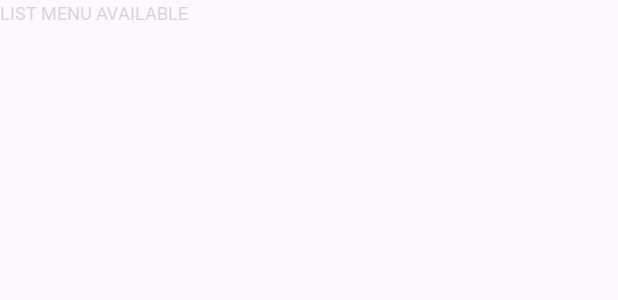
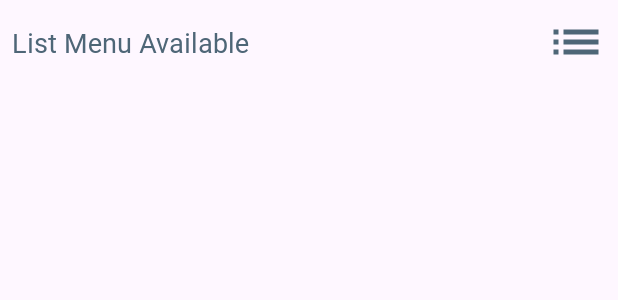
Before and after one commit to Novejira/24001084-km6-nov-challenge2-ch2, an Android app: the layout text_listmenu.xml on its own in the app's theme, with its tools: preview values and no code run, on a phone screen of 412 x 824 dp. Shown: the top 300 px of the screen. Run offline under Robolectric (Android 15) with nearby library versions, the phone set to English and light mode, and no system bars.

Commit message:
finishing update feature text list menu

```diff
--- /dev/null
+++ b/app/src/main/res/drawable/ic_list.xml
@@ -0,0 +1,5 @@
+<vector android:autoMirrored="true" android:height="24dp"
+    android:tint="#4E6677" android:viewportHeight="24"
+    android:viewportWidth="24" android:width="24dp" xmlns:android="http://schemas.android.com/apk/res/android">
+    <path android:fillColor="@android:color/white" android:pathData="M3,13h2v-2L3,11v2zM3,17h2v-2L3,15v2zM3,9h2L5,7L3,7v2zM7,13h14v-2L7,11v2zM7,17h14v-2L7,15v2zM7,7v2h14L21,7L7,7z"/>
+</vector>
--- a/app/src/main/res/layout/activity_main.xml
+++ b/app/src/main/res/layout/activity_main.xml
@@ -46,15 +46,15 @@
         app:layoutManager="androidx.recyclerview.widget.LinearLayoutManager"
         app:layout_constraintTop_toBottomOf="@id/searchbar"
         tools:listitem="@layout/item_category" />
+
     <include
         android:id="@+id/text_listmenu"
         layout="@layout/text_listmenu"
+        android:layout_margin="8dp"
         android:layout_width="match_parent"
-        android:layout_height="20dp"
-        android:layout_margin="8dp"
-        app:layout_constraintEnd_toEndOf="parent"
-        app:layout_constraintStart_toStartOf="parent"
-        app:layout_constraintTop_toBottomOf="@+id/rv_category"/>
+        android:layout_height="wrap_content"
+        app:layout_constraintTop_toBottomOf="@id/rv_category"
+        />
 
     <androidx.recyclerview.widget.RecyclerView
         android:id="@+id/rv_catalog"
--- a/app/src/main/res/layout/text_listmenu.xml
+++ b/app/src/main/res/layout/text_listmenu.xml
@@ -1,18 +1,41 @@
 <?xml version="1.0" encoding="utf-8"?>
 <androidx.constraintlayout.widget.ConstraintLayout xmlns:android="http://schemas.android.com/apk/res/android"
+    xmlns:app="http://schemas.android.com/apk/res-auto"
+    xmlns:tools="http://schemas.android.com/tools"
     android:layout_width="match_parent"
-    android:layout_height="match_parent"
-    xmlns:tools="http://schemas.android.com/tools">
+    android:layout_height="wrap_content">
 
-    <TextView
-        android:id="@+id/tv_greeting"
-        android:layout_width="0dp"
+    <androidx.constraintlayout.widget.ConstraintLayout
+        android:id="@+id/layout_toolbar"
+        android:layout_width="match_parent"
         android:layout_height="wrap_content"
-        android:ellipsize="end"
-        android:maxLines="1"
-        android:text="@string/text_list_menu_available"
-        android:textColor="@color/orange"
-        android:textSize="12sp"
-        tools:ignore="MissingConstraints" />
+        android:padding="8dp"
+        app:layout_constraintTop_toTopOf="parent">
+
+
+        <TextView
+            android:id="@+id/tv_name"
+            android:layout_width="0dp"
+            android:layout_height="wrap_content"
+            android:ellipsize="end"
+            android:maxLines="1"
+            android:text="@string/text_list_menu_available"
+            android:textColor="@color/blue"
+            android:textSize="18sp"
+            app:layout_constraintBottom_toBottomOf="parent"
+            app:layout_constraintEnd_toStartOf="@id/iv_profile"
+            app:layout_constraintStart_toStartOf="parent"
+            app:layout_constraintTop_toTopOf="parent"/>
+
+        <ImageView
+            android:id="@+id/iv_profile"
+            android:layout_width="40dp"
+            android:layout_height="40dp"
+            android:src="@drawable/ic_list"
+            app:layout_constraintEnd_toEndOf="parent"
+            app:layout_constraintTop_toTopOf="parent" />
+
+
+    </androidx.constraintlayout.widget.ConstraintLayout>
 
 </androidx.constraintlayout.widget.ConstraintLayout>
--- a/app/src/main/res/values/strings.xml
+++ b/app/src/main/res/values/strings.xml
@@ -3,6 +3,6 @@
     <string name="text_name">Home</string>
     <string name="text_title_banner">Diskon 100%</string>
     <string name="text_desc_banner">If you are Swifties ...</string>
-    <string name="text_list_menu_available">LIST MENU AVAILABLE</string>
+    <string name="text_list_menu_available">List Menu Available</string>
 
 </resources>
```
